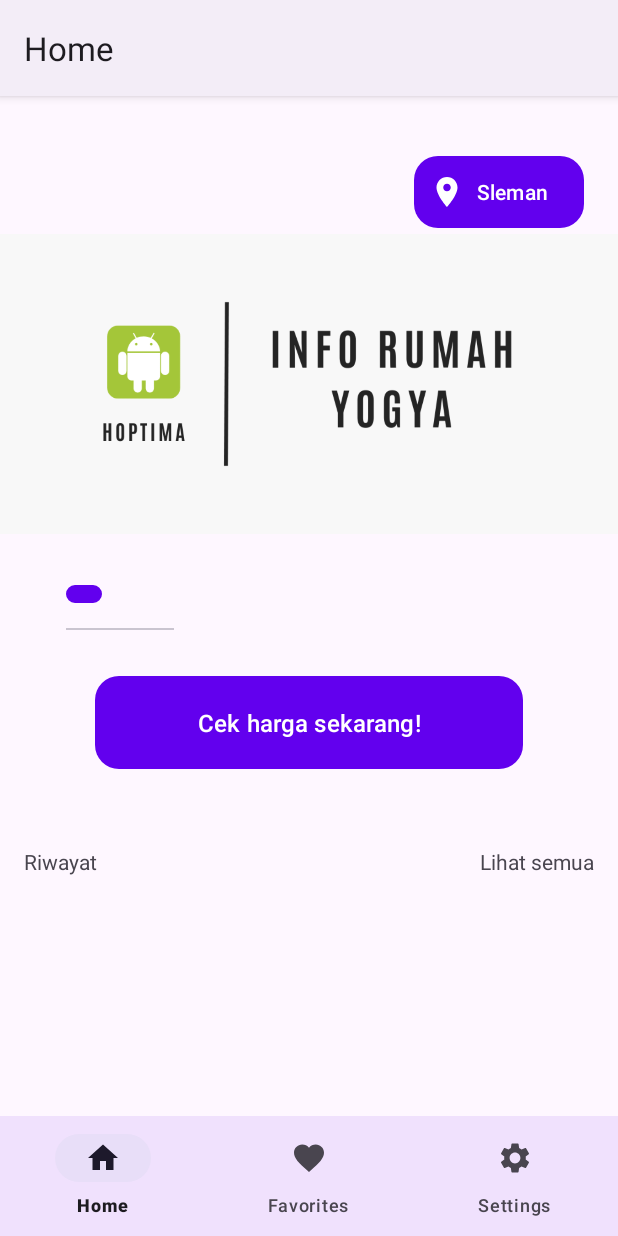
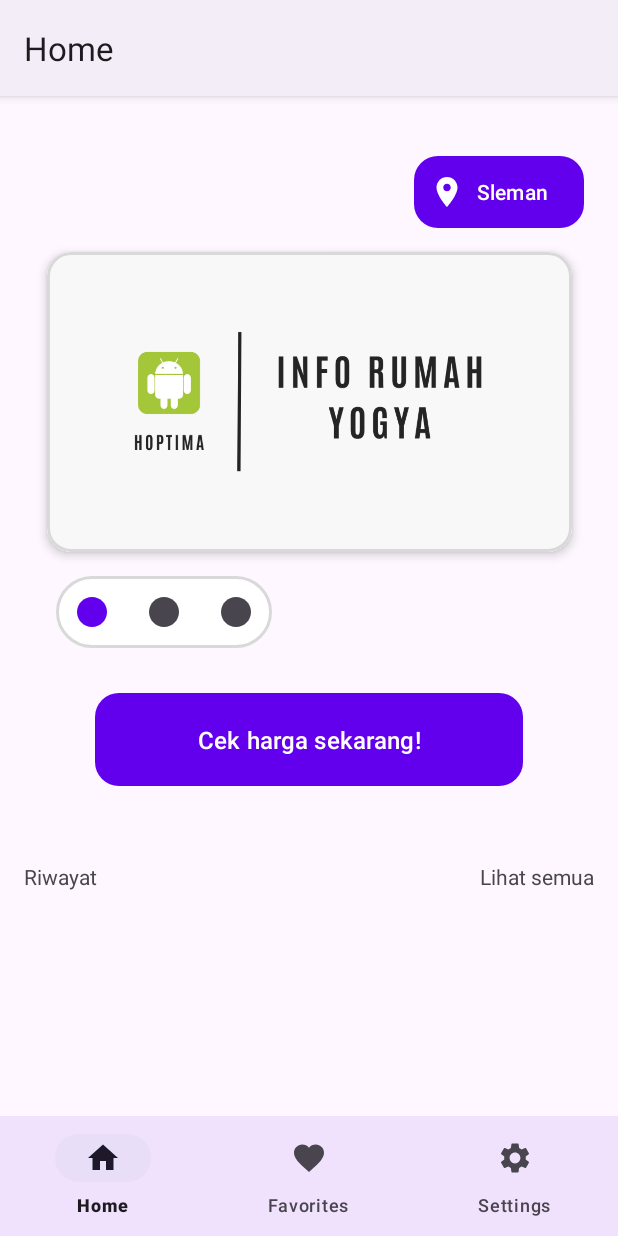
Before and after one commit to Hoptima/android, an Android app: the screen it shows after launch (MainActivity), on a phone screen of 412 x 824 dp. Run offline under Robolectric (Android 15) with nearby library versions, the phone set to English and light mode, and no system bars; our stand-ins replace navigation-ui.

```diff
--- a/app/src/main/java/id/hoptima/ui/home/HomeFragment.kt
+++ b/app/src/main/java/id/hoptima/ui/home/HomeFragment.kt
@@ -16,6 +16,7 @@ import kotlin.math.abs
 class HomeFragment : Fragment() {
     private var _binding: FragmentHomeBinding? = null
     private val binding get() = _binding!!
+    private val tabTitles = arrayListOf(R.drawable.baseline_circle_24,R.drawable.baseline_circle_24,R.drawable.baseline_circle_24)
 
     override fun onCreateView(
         inflater: LayoutInflater,
@@ -40,7 +41,7 @@ class HomeFragment : Fragment() {
 
         val tabLayout: TabLayout = binding.tabLayout
         TabLayoutMediator(tabLayout, viewPager) { tab, position ->
-
+            tab.setIcon(tabTitles[position])
         }.attach()
 
 
--- /dev/null
+++ b/app/src/main/res/drawable/baseline_circle_24.xml
@@ -0,0 +1,5 @@
+<vector xmlns:android="http://schemas.android.com/apk/res/android" android:height="24dp" android:tint="#D9D9D9" android:viewportHeight="24" android:viewportWidth="24" android:width="24dp">
+
+    <path android:fillColor="@android:color/white" android:pathData="M12,2C6.47,2 2,6.47 2,12s4.47,10 10,10 10,-4.47 10,-10S17.53,2 12,2z"/>
+
+</vector>
--- /dev/null
+++ b/app/src/main/res/drawable/tab_background.xml
@@ -0,0 +1,9 @@
+<?xml version="1.0" encoding="utf-8"?>
+<shape xmlns:android="http://schemas.android.com/apk/res/android"
+    android:shape="rectangle">
+    <solid android:color="@color/design_default_color_background" />
+    <corners android:radius="28dp" />
+    <stroke
+        android:width="2dp"
+        android:color="#D9D9D9" />
+</shape>
--- a/app/src/main/res/layout/fragment_home.xml
+++ b/app/src/main/res/layout/fragment_home.xml
@@ -21,16 +21,29 @@
 
         app:layout_constraintTop_toTopOf="parent" />
 
-    <androidx.viewpager2.widget.ViewPager2
-        android:id="@+id/viewPager"
-        android:layout_width="match_parent"
+    <com.google.android.material.card.MaterialCardView
+        android:id="@+id/cardView"
+        android:layout_width="350dp"
         android:layout_height="200dp"
-        android:layout_marginTop="4dp"
+        android:layout_marginTop="16dp"
+        android:paddingStart="16dp"
+        app:layout_constraintBottom_toTopOf="@id/tabLayout"
+        android:paddingEnd="16dp"
+        app:cardCornerRadius="16dp"
+        app:cardElevation="4dp"
         app:layout_constraintEnd_toEndOf="parent"
-        app:layout_constraintHorizontal_bias="0.0"
         app:layout_constraintStart_toStartOf="parent"
         app:layout_constraintTop_toBottomOf="@id/button"
-        tools:itemCount="5" />
+        app:strokeColor="#D9D9D9"
+        app:strokeWidth="2dp">
+
+        <androidx.viewpager2.widget.ViewPager2
+            android:id="@+id/viewPager"
+            android:layout_width="match_parent"
+            android:layout_height="match_parent"
+            tools:itemCount="3" />
+
+    </com.google.android.material.card.MaterialCardView>
 
     <com.google.android.material.tabs.TabLayout
         android:id="@+id/tabLayout"
@@ -40,13 +53,16 @@
         app:layout_constraintEnd_toEndOf="parent"
         app:layout_constraintHorizontal_bias="0.09"
         app:layout_constraintStart_toStartOf="parent"
-        app:layout_constraintTop_toBottomOf="@id/viewPager"
+        app:layout_constraintTop_toBottomOf="@id/cardView"
         app:tabIndicator="@drawable/tab_indicator"
         app:tabIndicatorFullWidth="false"
         app:tabIndicatorGravity="center"
         app:tabSelectedTextColor="#FF0000"
         app:tabTextColor="#CCCCCC"
-        android:layout_margin="16dp"/>
+        android:layout_margin="16dp"
+        app:tabIndicatorHeight="0dp"
+        android:background="@drawable/tab_background"
+        app:tabMode="fixed"/>
 
     <Button
         android:id="@+id/buttonn"
--- a/app/src/main/res/values/colors.xml
+++ b/app/src/main/res/values/colors.xml
@@ -7,4 +7,5 @@
     <color name="teal_700">#FF018786</color>
     <color name="black">#FF000000</color>
     <color name="white">#FFFFFFFF</color>
+    <color name="gray">#8A8A8A</color>
 </resources>
```
